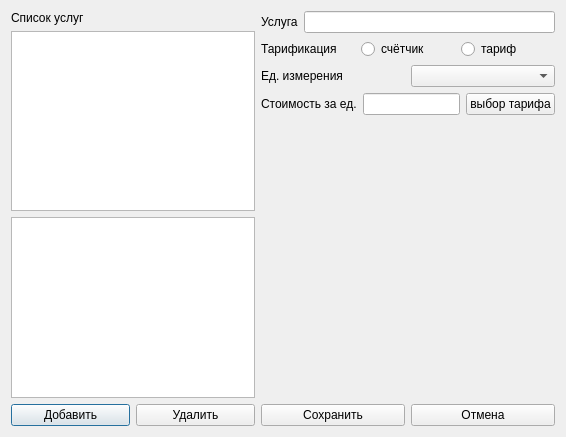
Above: ServicesDialog.ui from ivn64/CommunalServices before the change. Below: the same form after it.
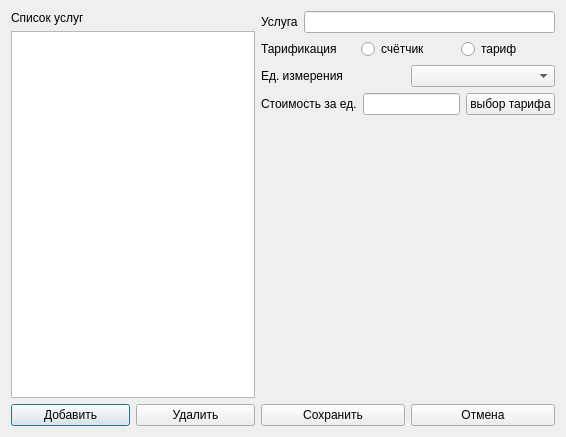
That is the form after the change.

```diff
--- a/ServicesDialog.ui
+++ b/ServicesDialog.ui
@@ -23,9 +23,6 @@
        </property>
       </widget>
      </item>
-     <item>
-      <widget class="QTableView" name="servicesTableView"/>
-     </item>
      <item>
       <widget class="QListWidget" name="listWidget"/>
      </item>
```
